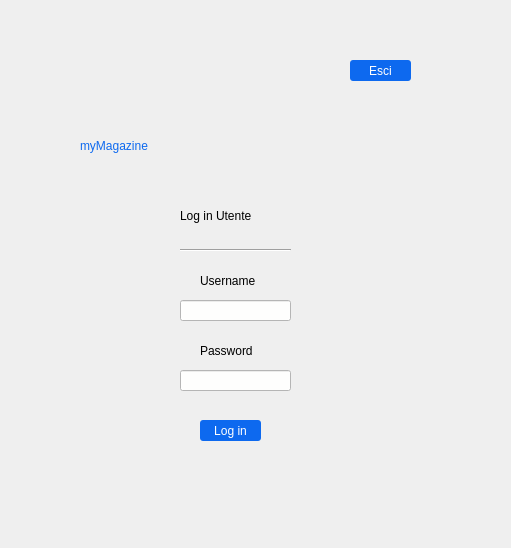
This is myMagazine/loginview.ui in cfontola/MyMag as Qt 5 draws it before an edit. The edited form follows.
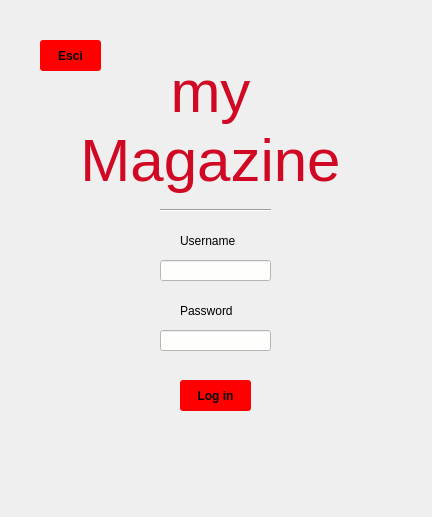
This is the edited form.

```diff
--- a/myMagazine/loginview.ui
+++ b/myMagazine/loginview.ui
@@ -6,45 +6,74 @@
    <rect>
     <x>0</x>
     <y>0</y>
-    <width>511</width>
-    <height>548</height>
+    <width>432</width>
+    <height>517</height>
    </rect>
   </property>
   <property name="windowTitle">
    <string>loginView</string>
   </property>
+  <property name="styleSheet">
+   <string notr="true">text-align:center;</string>
+  </property>
   <widget class="QLabel" name="title">
    <property name="geometry">
     <rect>
-     <x>80</x>
-     <y>100</y>
-     <width>341</width>
-     <height>91</height>
+     <x>60</x>
+     <y>50</y>
+     <width>301</width>
+     <height>151</height>
     </rect>
    </property>
+   <property name="font">
+    <font>
+     <family>Arial</family>
+     <pointsize>45</pointsize>
+     <weight>9</weight>
+     <italic>false</italic>
+     <bold>false</bold>
+    </font>
+   </property>
+   <property name="layoutDirection">
+    <enum>Qt::LeftToRight</enum>
+   </property>
    <property name="styleSheet">
     <string notr="true">font: 75 45pt &quot;Arial&quot;;
-color: rgb(13, 105, 239);
+color:  rgb(208,8,35);
+text-align:center;
+   
 </string>
    </property>
    <property name="text">
-    <string>myMagazine</string>
+    <string>my Magazine</string>
+   </property>
+   <property name="alignment">
+    <set>Qt::AlignCenter</set>
+   </property>
+   <property name="wordWrap">
+    <bool>true</bool>
    </property>
   </widget>
   <widget class="QPushButton" name="exitbtn">
    <property name="geometry">
     <rect>
-     <x>350</x>
-     <y>60</y>
+     <x>40</x>
+     <y>40</y>
      <width>61</width>
-     <height>21</height>
+     <height>31</height>
     </rect>
    </property>
+   <property name="font">
+    <font>
+     <weight>75</weight>
+     <bold>true</bold>
+    </font>
+   </property>
    <property name="styleSheet">
     <string notr="true">QPushButton {
-	background-color: rgb(13, 105, 239);
+    background-color:  rgb(255,0,0);
     border-radius: 3px;
-	color: white;
+	color: black;
 }
 QPushButton:pressed {
     background-color: rgb(203, 218, 249);
@@ -58,8 +87,8 @@
   <widget class="QLabel" name="label_7">
    <property name="geometry">
     <rect>
-     <x>200</x>
-     <y>340</y>
+     <x>180</x>
+     <y>300</y>
      <width>71</width>
      <height>21</height>
     </rect>
@@ -73,27 +102,11 @@
     <string>Password</string>
    </property>
   </widget>
-  <widget class="QLabel" name="label_3">
-   <property name="geometry">
-    <rect>
-     <x>180</x>
-     <y>190</y>
-     <width>101</width>
-     <height>51</height>
-    </rect>
-   </property>
-   <property name="styleSheet">
-    <string notr="true">font: 13pt &quot;Helvetica Neue&quot;;</string>
-   </property>
-   <property name="text">
-    <string>Log in Utente</string>
-   </property>
-  </widget>
   <widget class="Line" name="line_2">
    <property name="geometry">
     <rect>
-     <x>180</x>
-     <y>240</y>
+     <x>160</x>
+     <y>200</y>
      <width>111</width>
      <height>20</height>
     </rect>
@@ -105,8 +118,8 @@
   <widget class="QLineEdit" name="user_usn">
    <property name="geometry">
     <rect>
-     <x>180</x>
-     <y>300</y>
+     <x>160</x>
+     <y>260</y>
      <width>111</width>
      <height>21</height>
     </rect>
@@ -122,8 +135,8 @@
   <widget class="QLineEdit" name="user_pass">
    <property name="geometry">
     <rect>
-     <x>180</x>
-     <y>370</y>
+     <x>160</x>
+     <y>330</y>
      <width>111</width>
      <height>21</height>
     </rect>
@@ -140,8 +153,8 @@
   <widget class="QLabel" name="label_8">
    <property name="geometry">
     <rect>
-     <x>200</x>
-     <y>270</y>
+     <x>180</x>
+     <y>230</y>
      <width>91</width>
      <height>21</height>
     </rect>
@@ -158,17 +171,23 @@
   <widget class="QPushButton" name="usloginbtn">
    <property name="geometry">
     <rect>
-     <x>200</x>
-     <y>420</y>
-     <width>61</width>
-     <height>21</height>
+     <x>180</x>
+     <y>380</y>
+     <width>71</width>
+     <height>31</height>
     </rect>
    </property>
+   <property name="font">
+    <font>
+     <weight>75</weight>
+     <bold>true</bold>
+    </font>
+   </property>
    <property name="styleSheet">
     <string notr="true">QPushButton {
-	background-color:  rgb(13, 105, 239);
+    background-color:  rgb(255,0,0);
     border-radius: 3px;
-	color: white;
+	color: black;
 }
 QPushButton:pressed {
     background-color: rgb(203, 218, 249);
```
Left out of the diff: 2 changed lines with no effect on the pictures.
